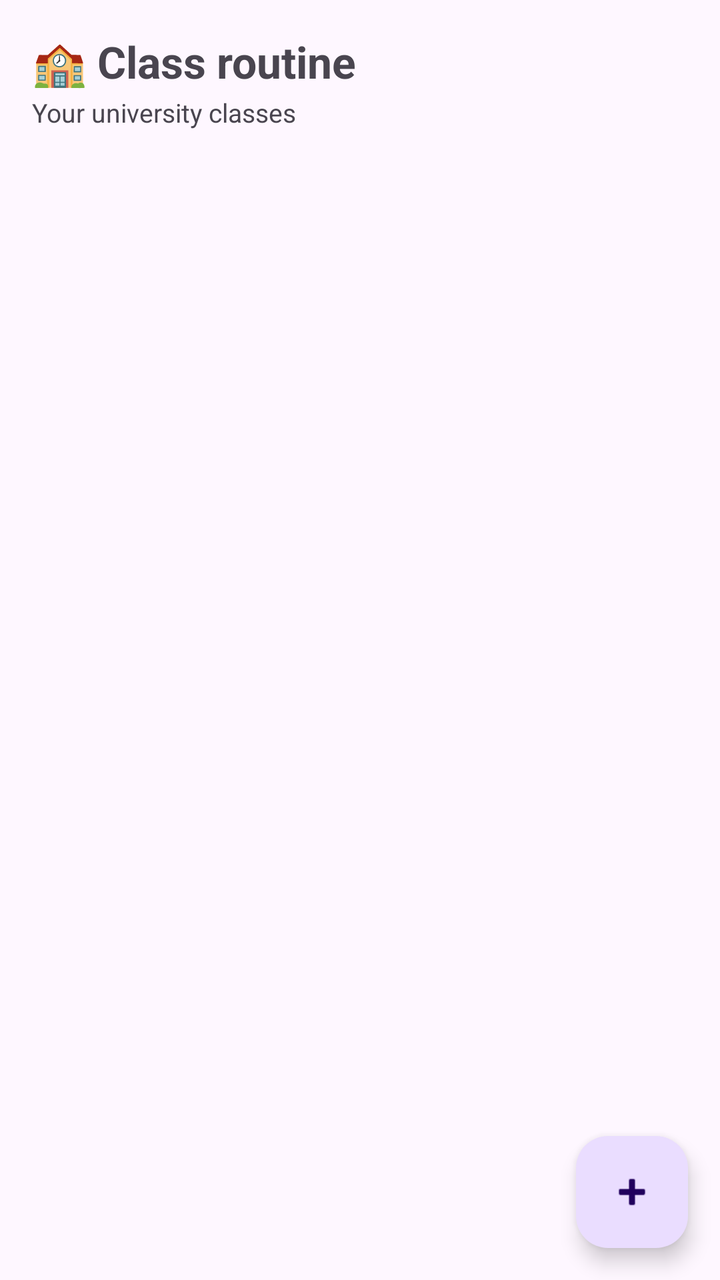
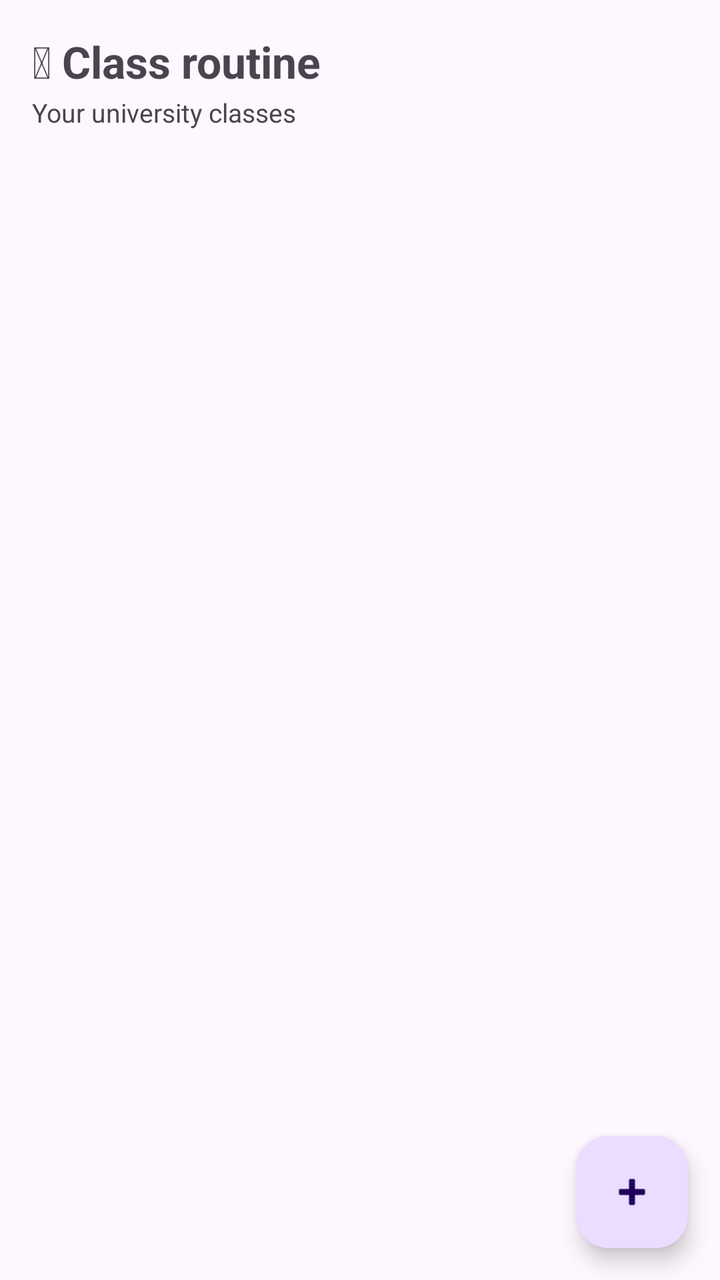

The first picture is an Android layout as it rendered before a commit; the second is the same layout after the commit. The layout source and the unified diff follow.
<!-- AndroidManifest.xml: application theme Theme.CampusCompanion -->
<!-- res/layout/activity_routine.xml -->
<?xml version="1.0" encoding="utf-8"?>
<androidx.coordinatorlayout.widget.CoordinatorLayout
    xmlns:android="http://schemas.android.com/apk/res/android"
    android:layout_width="match_parent"
    android:layout_height="match_parent">

    <LinearLayout
        android:layout_width="match_parent"
        android:layout_height="match_parent"
        android:orientation="vertical">

        <LinearLayout
            android:layout_width="match_parent"
            android:layout_height="wrap_content"
            android:orientation="vertical"
            android:paddingHorizontal="16dp"
            android:paddingTop="16dp"
            android:paddingBottom="4dp">

            <TextView
                android:layout_width="match_parent"
                android:layout_height="wrap_content"
                android:text="&#127979; Class routine"
                android:textSize="22sp"
                android:textStyle="bold" />

            <TextView
                android:layout_width="match_parent"
                android:layout_height="wrap_content"
                android:layout_marginTop="2dp"
                android:text="Your university classes"
                android:textColor="?attr/colorOnSurfaceVariant"
                android:textSize="13sp" />
        </LinearLayout>

        <FrameLayout
            android:layout_width="match_parent"
            android:layout_height="0dp"
            android:layout_weight="1">

            <androidx.recyclerview.widget.RecyclerView
                android:id="@+id/recycler"
                android:layout_width="match_parent"
                android:layout_height="match_parent"
                android:clipToPadding="false"
                android:paddingBottom="88dp" />

            <TextView
                android:id="@+id/emptyText"
                android:layout_width="wrap_content"
                android:layout_height="wrap_content"
                android:layout_gravity="center"
                android:gravity="center"
                android:text="No classes yet.\nTap + to add one."
                android:visibility="gone" />
        </FrameLayout>
    </LinearLayout>

    <com.google.android.material.floatingactionbutton.FloatingActionButton
        android:id="@+id/fabAdd"
        android:layout_width="wrap_content"
        android:layout_height="wrap_content"
        android:layout_gravity="bottom|end"
        android:layout_margin="16dp"
        android:contentDescription="Add class"
        android:src="@android:drawable/ic_input_add" />
</androidx.coordinatorlayout.widget.CoordinatorLayout>
<!-- resources referenced by this layout -->
<resources>
  <style name="Theme.CampusCompanion" parent="Base.Theme.CampusCompanion" />
  <style name="Base.Theme.CampusCompanion" parent="Theme.Material3.DayNight.NoActionBar">
          
      </style>
</resources>

<!-- the commit's change to res/layout/activity_routine.xml (unified diff, before → after) -->
@@ -51,7 +51,7 @@
                 android:layout_height="wrap_content"
                 android:layout_gravity="center"
                 android:gravity="center"
-                android:text="No classes yet.\nTap + to add one."
+                android:text="&#127979;&#10;No classes yet&#10;Tap + to add your first class."
                 android:visibility="gone" />
         </FrameLayout>
     </LinearLayout>
